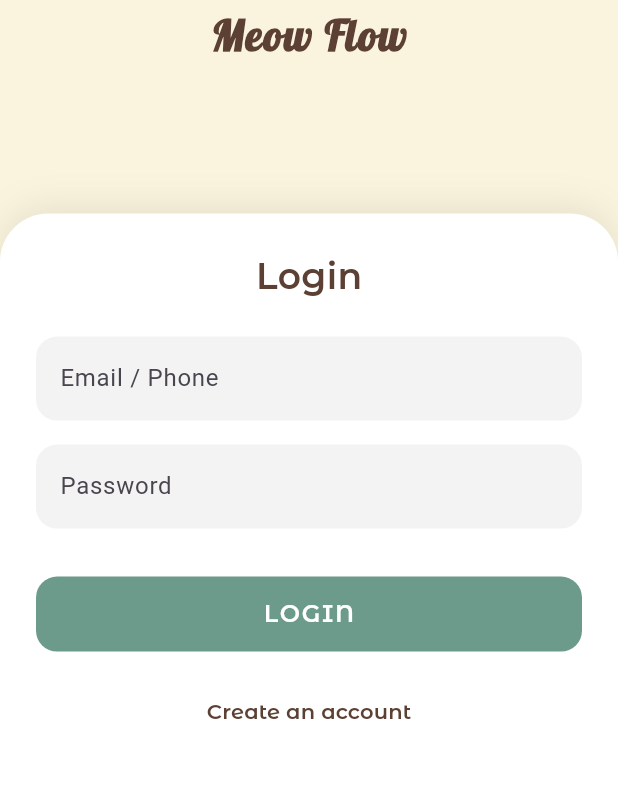
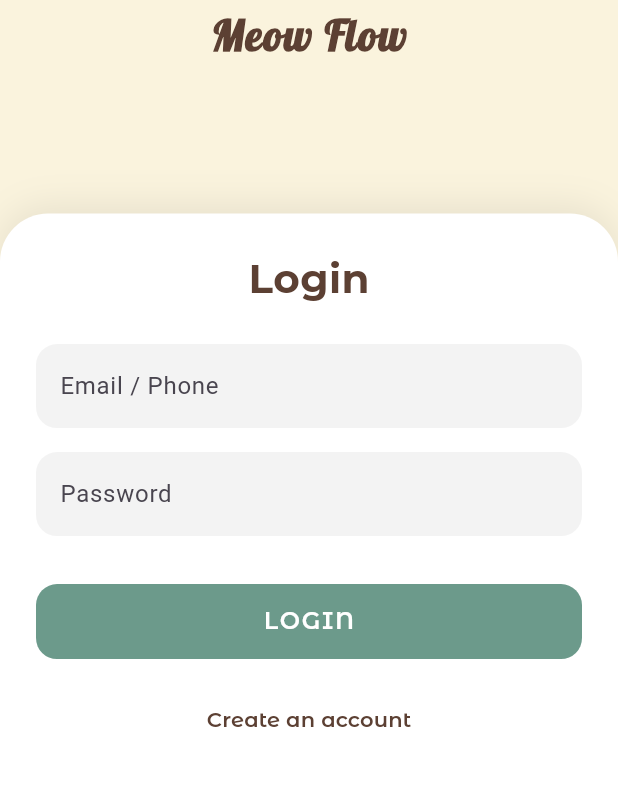
Before and after one commit to NIIIIIINO/Smart_Cat_Water_Bowl, a Flutter app: the screen it shows after launch, after a tap on "START", after a tap on "LOG IN", on a phone screen of 412 x 824 dp, the part 240-1026 px from its top. Run offline on Flutter 3.47's test engine with Material 3 defaults, Android fonts, the phone set to English and light mode, and no system bars; project files that could hold a hidden picture were left out.

Commit message:
Update login_page.dart

```diff
--- a/smart_cat_water_bowl/lib/pages/login_page.dart
+++ b/smart_cat_water_bowl/lib/pages/login_page.dart
@@ -75,8 +75,8 @@ class LoginPage extends StatelessWidget {
                       'Login',
                       style: TextStyle(
                         fontFamily: 'MontserratAlternates',
-                        fontSize: 24,
-                        fontWeight: FontWeight.w600,
+                        fontSize: 27,
+                        fontWeight: FontWeight.w700,
                         color: Color(0xFF5C4033),
                       ),
                     ),
```
